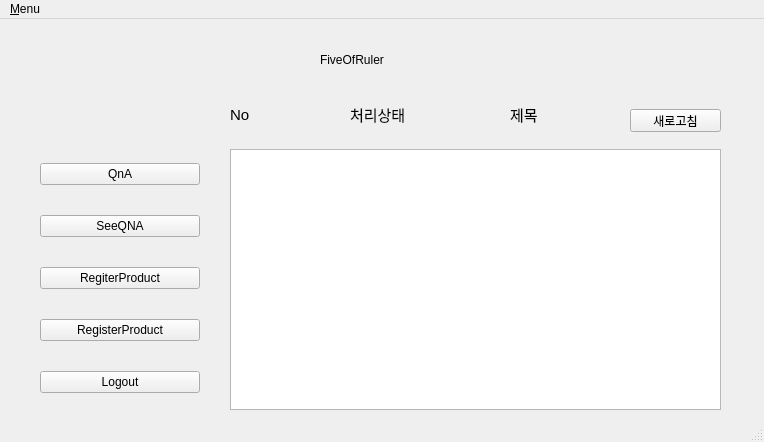
The window that FiveOfRuler/UserWindow.ui (simneol/JuDeP) describes before a commit, drawn with Qt 5.
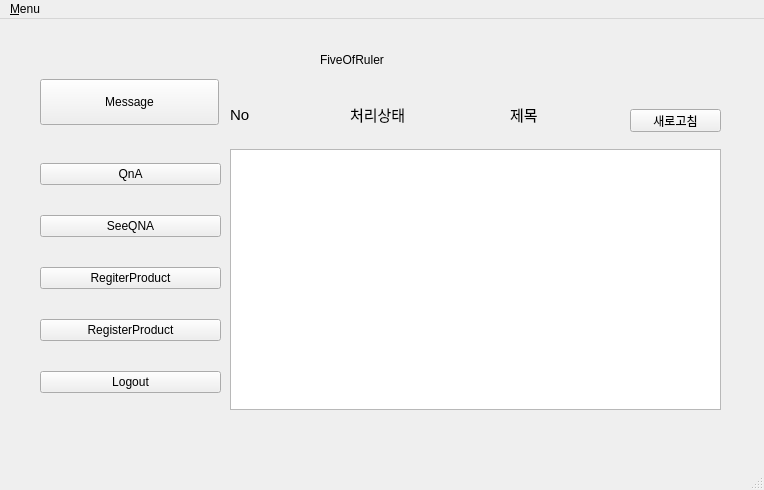
The same window after the commit.

Commit message: Add final comment and message class

```diff
--- a/FiveOfRuler/UserWindow.ui
+++ b/FiveOfRuler/UserWindow.ui
@@ -7,7 +7,7 @@
     <x>0</x>
     <y>0</y>
     <width>764</width>
-    <height>442</height>
+    <height>490</height>
    </rect>
   </property>
   <property name="windowTitle">
@@ -109,7 +109,7 @@
      <rect>
       <x>40</x>
       <y>120</y>
-      <width>160</width>
+      <width>181</width>
       <height>281</height>
      </rect>
     </property>
@@ -151,6 +151,19 @@
      </item>
     </layout>
    </widget>
+   <widget class="QPushButton" name="Message">
+    <property name="geometry">
+     <rect>
+      <x>40</x>
+      <y>60</y>
+      <width>179</width>
+      <height>46</height>
+     </rect>
+    </property>
+    <property name="text">
+     <string>Message</string>
+    </property>
+   </widget>
   </widget>
   <widget class="QMenuBar" name="menubar">
    <property name="geometry">
```
Left out of the diff: 2 changed lines with no effect on the pictures. The commit also changes 21 other files.
